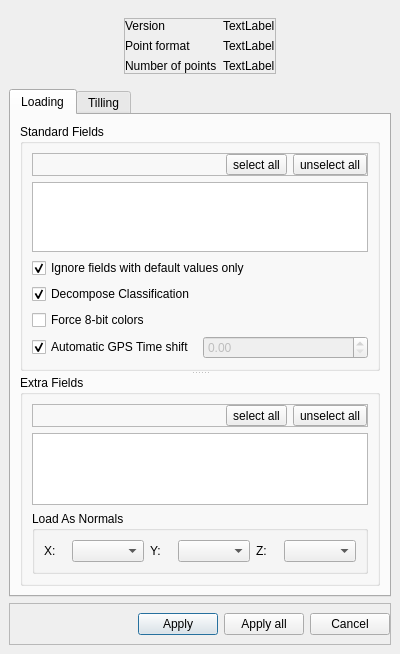
Old version of the form plugins/core/IO/qLASIO/ui/lasopendialog.ui in the repository CloudCompare/CloudCompare.
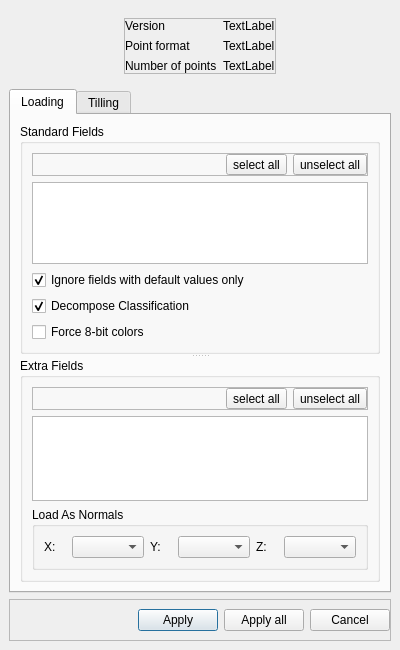
New version of the form.

Commit message: Scalar fields now natively handle double values (with an automatic internal offsetting)

```diff
--- a/plugins/core/IO/qLASIO/ui/lasopendialog.ui
+++ b/plugins/core/IO/qLASIO/ui/lasopendialog.ui
@@ -276,30 +276,6 @@
                    </property>
                   </widget>
                  </item>
-                 <item>
-                  <layout class="QHBoxLayout" name="timeShiftLayout">
-                   <item>
-                    <widget class="QCheckBox" name="automaticTimeShiftCheckBox">
-                     <property name="text">
-                      <string>Automatic GPS Time shift</string>
-                     </property>
-                     <property name="checked">
-                      <bool>true</bool>
-                     </property>
-                    </widget>
-                   </item>
-                   <item>
-                    <widget class="QDoubleSpinBox" name="manualTimeShiftSpinBox">
-                     <property name="enabled">
-                      <bool>false</bool>
-                     </property>
-                     <property name="maximum">
-                      <double>10000000000.000000000000000</double>
-                     </property>
-                    </widget>
-                   </item>
-                  </layout>
-                 </item>
                 </layout>
                </widget>
                <widget class="QGroupBox" name="extraScalarFieldsFrame">
```
The commit also changes 54 other files.
